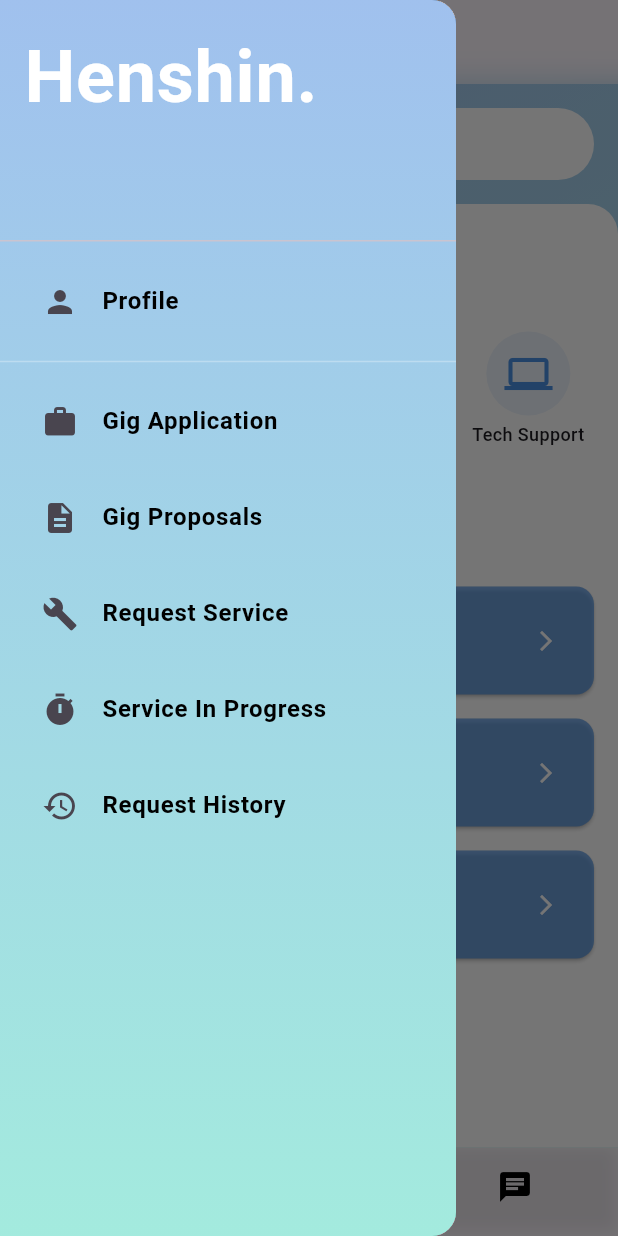
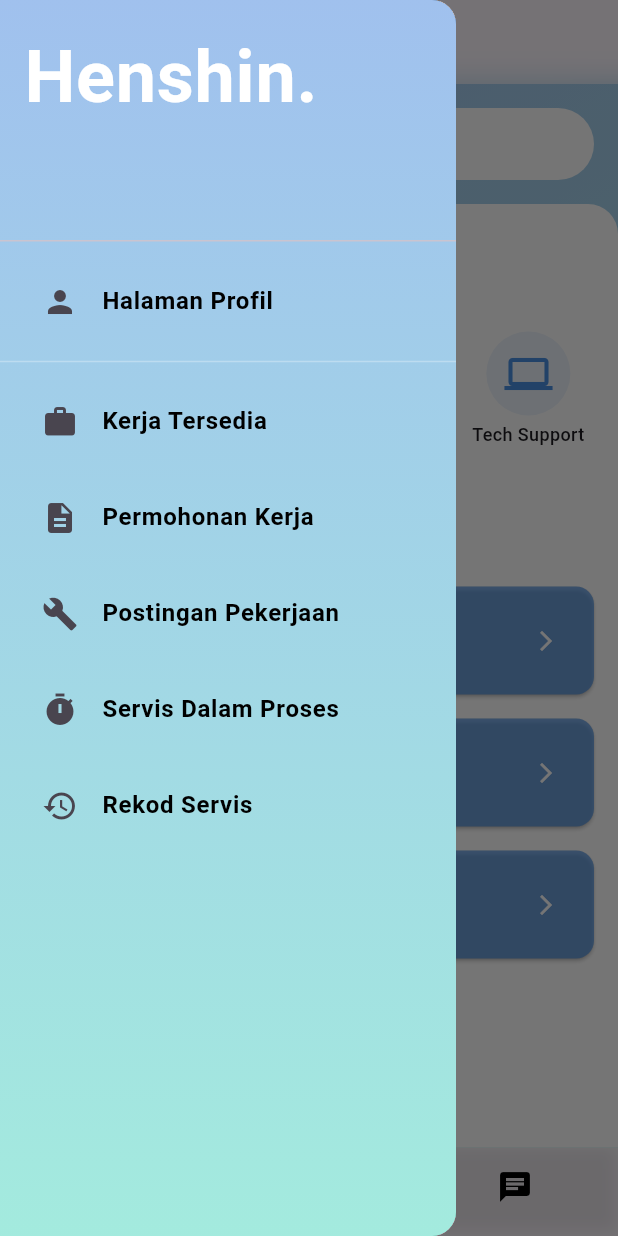
Before and after one commit to izzathakimi/henshin, a Flutter app: the HomePage screen opened directly, with the side drawer open, on a phone screen of 412 x 824 dp. Run offline on Flutter 3.47's test engine with Material 3 defaults, Android fonts, the phone set to English and light mode, and no system bars; our stand-ins replace auto_size_text, cached_network_image, cloud_firestore, firebase_auth, firebase_core, firebase_storage and 7 more; accounts and stored records are empty; Roboto replaces fonts that are missing (Ubuntu).

Commit message:
homepage malaya

```diff
--- a/lib/home_page.dart
+++ b/lib/home_page.dart
@@ -48,30 +48,21 @@ class HomePageState extends State<HomePage> {
   ];
 
   final List<String> _titles = [
-    'Home',
-    'Community Forum',
-    'Chat',
-    'Profile',
-    'Create Post',  // Added corresponding title
-    'Job Application',
-    'Job Proposals',
-    'Request Service',
-    'Service In Progress',
-    'Request History',
+    'Halaman Utama',
+    'Forum Komuniti',
+    'Ruang Pesan',
+    'Halaman Profil',
+    'Kerja Tersedia',
+    'Permohonan Kerja',
+    'Postingan Pekerjaan',
+    'Servis dalam Proses',
+    'Rekod Servis',
   ];
 
   void _onItemTapped(int index) {
     setState(() {
       _selectedIndex = index;
     });
-    // if (index == 1) { // Community Forum index
-    //   Navigator.push(
-    //     context,
-    //     MaterialPageRoute(builder: (context) => const CommunityForum()),
-    //   );
-    // } else {
-    //   Navigator.of(context).pop(); // Close the drawer
-    // }
   }
 
   Widget _buildDrawerItem({
@@ -165,8 +156,8 @@ class HomePageState extends State<HomePage> {
               ),
               _buildDrawerItem(
                 icon: Icons.person,
-                title: 'Profile',
-                index: 3,  // Changed to match ProfileScreen
+                title: 'Halaman Profil',
+                index: 3,
                 selectedIndex: _selectedIndex,
                 onTap: _onItemTapped,
                 textColor: Colors.white,
@@ -174,37 +165,37 @@ class HomePageState extends State<HomePage> {
               const Divider(color: Colors.white30),
               _buildDrawerItem(
                 icon: Icons.work,
-                title: 'Gig Application',
-                index: 4,  // Changed from 4 to 5
+                title: 'Kerja Tersedia',
+                index: 4,
                 selectedIndex: _selectedIndex,
                 onTap: _onItemTapped,
                 textColor: Colors.white,
               ),
               _buildDrawerItem(
                 icon: Icons.description,
-                title: 'Gig Proposals',
-                index: 5,  // Changed from 5 to 6
+                title: 'Permohonan Kerja',
+                index: 5,
                 selectedIndex: _selectedIndex,
                 onTap: _onItemTapped,
               ),
               _buildDrawerItem(
                 icon: Icons.build,
-                title: 'Request Service',
-                index: 6,  // Changed from 6 to 7
+                title: 'Postingan Pekerjaan',
+                index: 6,
                 selectedIndex: _selectedIndex,
                 onTap: _onItemTapped,
               ),
               _buildDrawerItem(
                 icon: Icons.timer,
-                title: 'Service In Progress',
-                index: 7,  // Changed from 7 to 8
+                title: 'Servis Dalam Proses',
+                index: 7,
                 selectedIndex: _selectedIndex,
                 onTap: _onItemTapped,
               ),
               _buildDrawerItem(
                 icon: Icons.history,
-                title: 'Request History',
-                index: 8,  // Changed from 8 to 9
+                title: 'Rekod Servis',
+                index: 8,
                 selectedIndex: _selectedIndex,
                 onTap: _onItemTapped,
               ),
--- a/lib/job_application_page/job_application_widget.dart
+++ b/lib/job_application_page/job_application_widget.dart
@@ -40,8 +40,15 @@ class JobApplicationPageWidgetState extends State<JobApplicationPageWidget> {
         centerTitle: true,
         elevation: 0,
       ),
-      backgroundColor: Colors.white,
-      body: SingleChildScrollView(
+      body: Container(
+        decoration: const BoxDecoration(
+          gradient: LinearGradient(
+            begin: Alignment.topCenter,
+            end: Alignment.bottomCenter,
+            colors: HenshinTheme.primaryGradient,
+          ),
+        ),
+        child: SingleChildScrollView(
           child: Column(
             mainAxisSize: MainAxisSize.max,
             children: [
@@ -1474,6 +1481,7 @@ class JobApplicationPageWidgetState extends State<JobApplicationPageWidget> {
             ],
           ),
         ),
+      ),
     );
   }
 }
```
Lines whose indentation alone changed are shown as unchanged.
